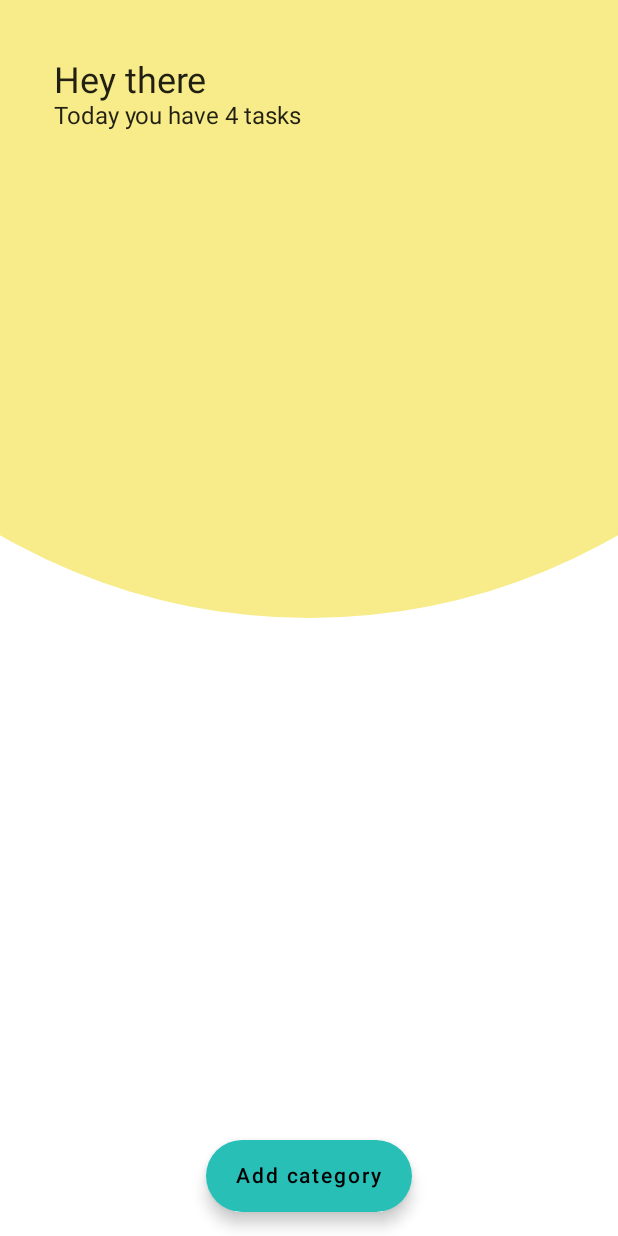
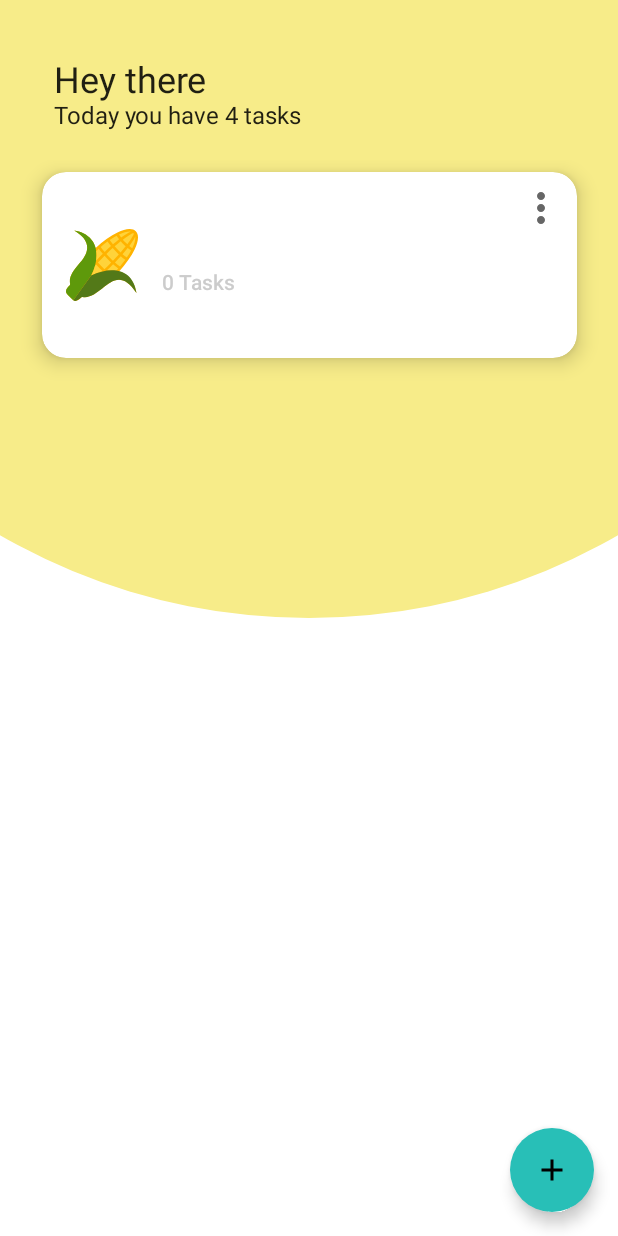
Before and after one commit to leonidaas/Tada, an Android app built with Jetpack Compose: the composable OverviewScreen shown on its own in the app's theme, on a phone screen of 412 x 824 dp. Run offline under Robolectric (Android 15) with nearby library versions, the phone set to English and light mode, and no system bars; our stand-ins replace Dagger/Hilt's generated code, Room's generated code; 3 statements that could not run were skipped.

Commit message:
Made component of BackgroundCircle for later screen animations, styled bottomsheet a bit, changed FAB on OverviewScreen.kt

```diff
--- a/app/src/main/java/com/example/tada/screens/detail/DetailScreen.kt
+++ b/app/src/main/java/com/example/tada/screens/detail/DetailScreen.kt
@@ -2,12 +2,13 @@
 
 import androidx.compose.runtime.Composable
 import androidx.navigation.NavController
+import com.example.tada.ui.components.BackgroundCircle
 
 @Composable
 fun DetailScreen(
     navController: NavController
 ) {
-
+    BackgroundCircle()
 }
 
 @Composable
--- a/app/src/main/java/com/example/tada/screens/overview/OverviewScreen.kt
+++ b/app/src/main/java/com/example/tada/screens/overview/OverviewScreen.kt
@@ -9,6 +9,9 @@
 import androidx.compose.foundation.lazy.items
 import androidx.compose.foundation.shape.RoundedCornerShape
 import androidx.compose.material.*
+import androidx.compose.material.icons.Icons
+import androidx.compose.material.icons.filled.Add
+import androidx.compose.material.icons.materialIcon
 import androidx.compose.runtime.Composable
 import androidx.compose.runtime.collectAsState
 import androidx.compose.runtime.getValue
@@ -26,6 +29,7 @@
 import androidx.hilt.navigation.compose.hiltViewModel
 import com.example.tada.R
 import com.example.tada.model.Category
+import com.example.tada.ui.components.BackgroundCircle
 import com.example.tada.ui.theme.icons
 import com.google.android.material.bottomsheet.BottomSheetDialog
 import kotlinx.coroutines.coroutineScope
@@ -48,12 +52,13 @@
                 onCategoryClick = onCategoryClick
             )
         },
-        floatingActionButtonPosition = FabPosition.Center,
+        floatingActionButtonPosition = FabPosition.End,
         floatingActionButton = {
-            ExtendedFloatingActionButton(
-                onClick = onAddCategoryClick,
-                text = { Text("Add category") }
-            )
+            FloatingActionButton(
+                onClick = onAddCategoryClick
+            ) {
+                Icon(Icons.Default.Add, "add")
+            }
         }
     )
 }
@@ -82,28 +87,6 @@
             )
         }
     }
-}
-
-@Composable
-fun BackgroundCircle() {
-    val color = MaterialTheme.colors.primary
-    Canvas(
-        modifier = Modifier
-            .fillMaxWidth()
-            .height(300.dp),
-        onDraw = {
-            val canvasWidth = size.width
-            val canvasHeight = size.height
-            drawArc(
-                color = color,
-                startAngle = 0f,
-                sweepAngle = 180f,
-                useCenter = true,
-                topLeft = Offset(-canvasWidth / 2, -canvasHeight / 2),
-                size = Size(canvasWidth * 2, canvasHeight)
-            )
-        }
-    )
 }
 
 @Composable
--- /dev/null
+++ b/app/src/main/java/com/example/tada/ui/components/BackgroundCircle.kt
@@ -0,0 +1,33 @@
+package com.example.tada.ui.components
+
+import androidx.compose.foundation.Canvas
+import androidx.compose.foundation.layout.fillMaxWidth
+import androidx.compose.foundation.layout.height
+import androidx.compose.material.MaterialTheme
+import androidx.compose.runtime.Composable
+import androidx.compose.ui.Modifier
+import androidx.compose.ui.geometry.Offset
+import androidx.compose.ui.geometry.Size
+import androidx.compose.ui.unit.dp
+
+@Composable
+fun BackgroundCircle() {
+    val color = MaterialTheme.colors.primary
+    Canvas(
+        modifier = Modifier
+            .fillMaxWidth()
+            .height(300.dp),
+        onDraw = {
+            val canvasWidth = size.width
+            val canvasHeight = size.height
+            drawArc(
+                color = color,
+                startAngle = 0f,
+                sweepAngle = 180f,
+                useCenter = true,
+                topLeft = Offset(-canvasWidth / 2, -canvasHeight / 2),
+                size = Size(canvasWidth * 2, canvasHeight)
+            )
+        }
+    )
+}
```
Also changed, not shown: app/src/main/java/com/example/tada/screens/add/AddCategoryComposition.kt (+22 -8 lines).
